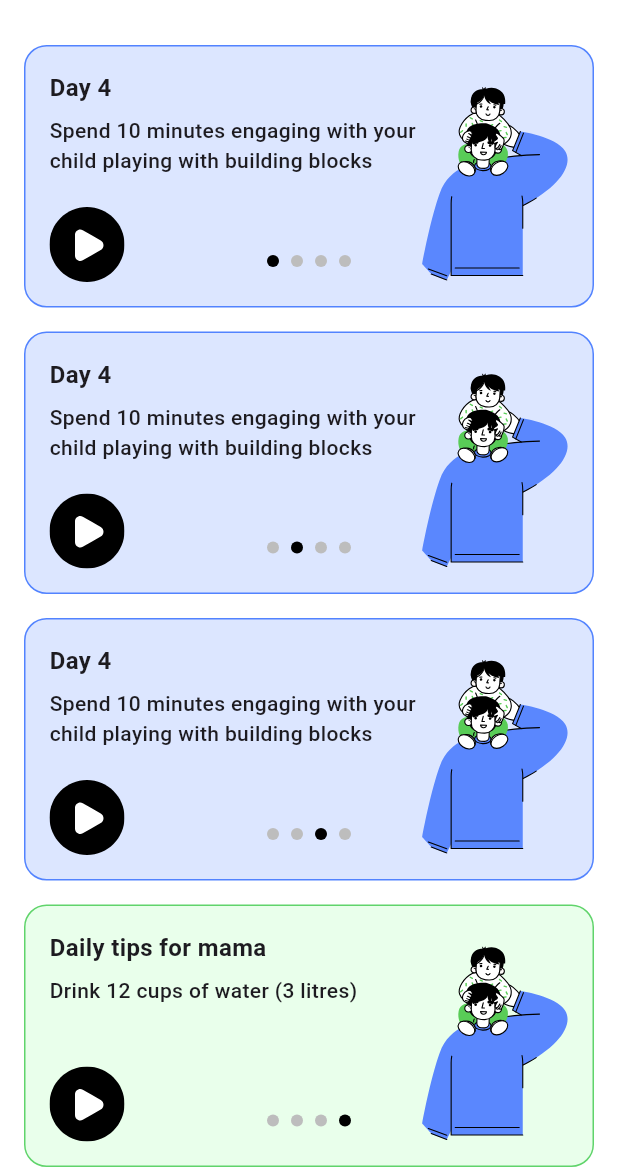
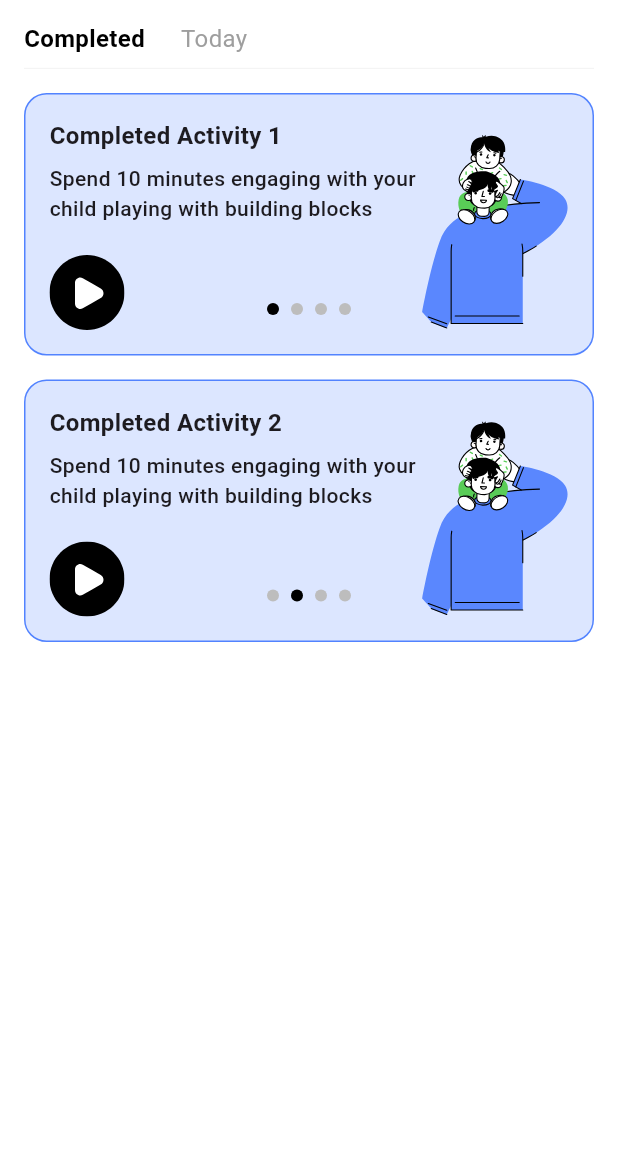
Before and after one commit to BondTime-New/Bondtime-App, a Flutter app: the screen it shows after launch, on a phone screen of 412 x 824 dp, the part 63-1236 px from its top. Run offline on Flutter 3.47's test engine with Material 3 defaults, Android fonts, the phone set to English and light mode, and no system bars; our stand-ins replace flutter_svg.

Commit message:
activity screen sorted and tabs accurate

```diff
--- a/lib/screens/activity_screen.dart
+++ b/lib/screens/activity_screen.dart
@@ -1,8 +1,15 @@
 import 'package:flutter/material.dart';
 import '../widgets/activity_card.dart';
 
-class ActivityScreen extends StatelessWidget {
+class ActivityScreen extends StatefulWidget {
   const ActivityScreen({super.key});
+
+  @override
+  State<ActivityScreen> createState() => _ActivityScreenState();
+}
+
+class _ActivityScreenState extends State<ActivityScreen> {
+  int selectedTabIndex = 0; // 0 = Completed, 1 = Today
 
   @override
   Widget build(BuildContext context) {
@@ -115,9 +122,91 @@ class ActivityScreen extends StatelessWidget {
           ),
         ],
       ),
-      body: SingleChildScrollView(
+      body: Column(
+        children: [
+          // Custom Tab Bar
+          Padding(
+            padding: const EdgeInsets.symmetric(horizontal: 16.0),
+            child: Column(
+              children: [
+                Row(
+                  children: [
+                    GestureDetector(
+                      onTap: () => setState(() => selectedTabIndex = 0),
+                      child: Padding(
+                        padding: const EdgeInsets.only(right: 24.0),
+                        child: Text(
+                          "Completed",
+                          style: TextStyle(
+                            fontSize: 16,
+                            fontWeight: selectedTabIndex == 0
+                                ? FontWeight.bold
+                                : FontWeight.normal,
+                            color: selectedTabIndex == 0
+                                ? Colors.black
+                                : Colors.grey,
+                          ),
+                        ),
+                      ),
+                    ),
+                    GestureDetector(
+                      onTap: () => setState(() => selectedTabIndex = 1),
+                      child: Text(
+                        "Today",
+                        style: TextStyle(
+                          fontSize: 16,
+                          fontWeight: selectedTabIndex == 1
+                              ? FontWeight.bold
+                              : FontWeight.normal,
+                          color: selectedTabIndex == 1
+                              ? Colors.black
+                              : Colors.grey,
+                        ),
+                      ),
+                    ),
+                  ],
+                ),
+                const SizedBox(height: 8),
+                const Divider(
+                  height: 1,
+                  thickness: 0.5,
+                  color: Color(0xFFEEEEEE),
+                ),
+              ],
+            ),
+          ),
+
+          // Tab Content
+          Expanded(
+            child: SingleChildScrollView(
               padding: const EdgeInsets.all(16),
-        child: Column(
+              child: selectedTabIndex == 0
+                  ? Column(
+                      // Completed Tab
+                      children: [
+                        ActivityCard(
+                          day: 'Completed Activity 1',
+                          description:
+                              'Spend 10 minutes engaging with your child playing with building blocks',
+                          icon: 'assets/icons/activity1.svg',
+                          currentPage: 0,
+                          index: 0,
+                          totalPages: 4,
+                        ),
+                        const SizedBox(height: 16),
+                        ActivityCard(
+                          day: 'Completed Activity 2',
+                          description:
+                              'Spend 10 minutes engaging with your child playing with building blocks',
+                          icon: 'assets/icons/activity1.svg',
+                          currentPage: 1,
+                          index: 0,
+                          totalPages: 4,
+                        ),
+                      ],
+                    )
+                  : Column(
+                      // Today Tab
                       children: [
                         ActivityCard(
                           day: 'Day 4',
@@ -160,6 +249,9 @@ class ActivityScreen extends StatelessWidget {
                       ],
                     ),
             ),
+          ),
+        ],
+      ),
     );
   }
 }
--- a/pubspec.yaml
+++ b/pubspec.yaml
@@ -25,3 +25,4 @@ flutter:
 
   assets:
     - assets/icons/
+    - assets/fonts/
```
Lines whose indentation alone changed are shown as unchanged.
